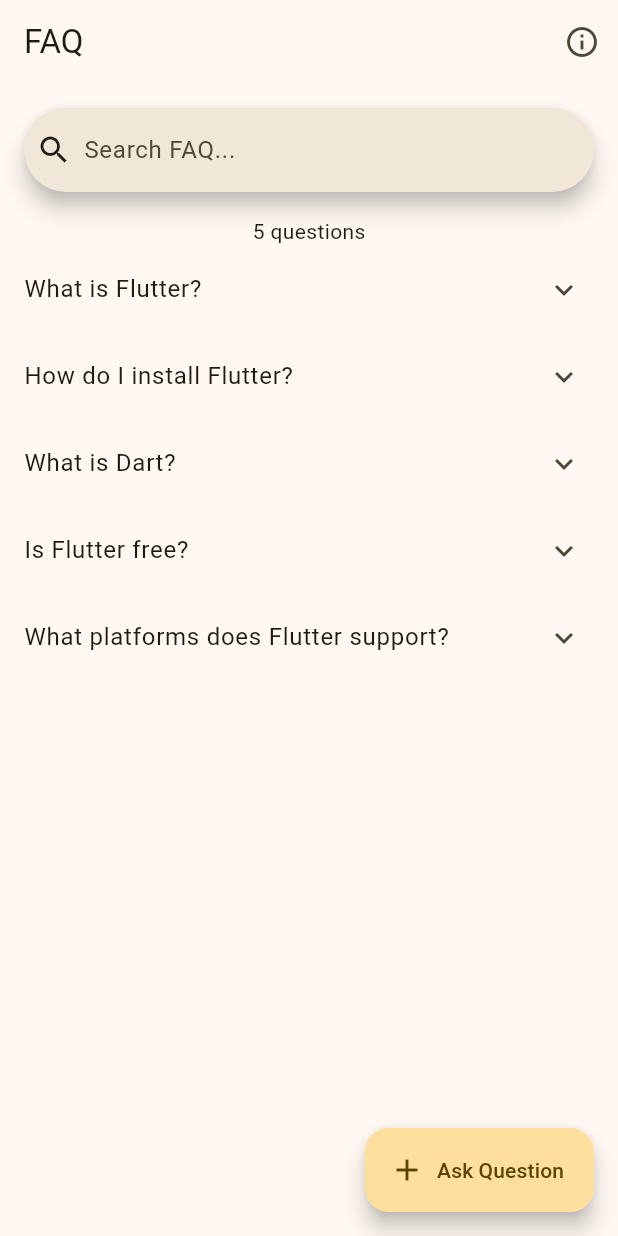
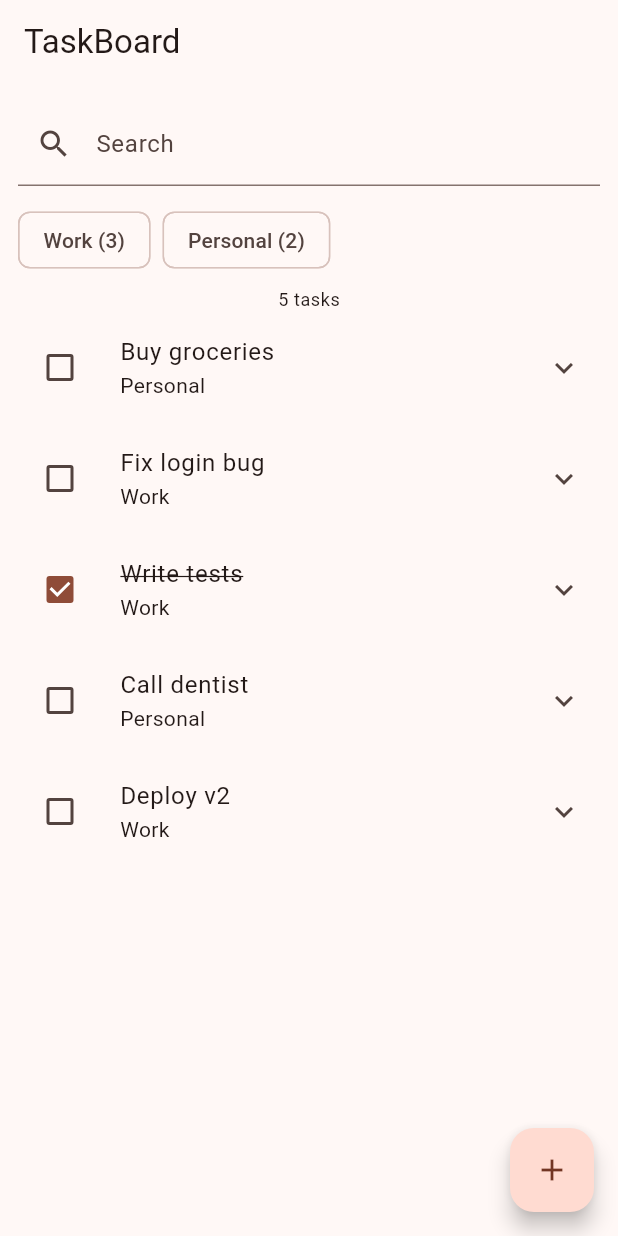
Before and after one commit to nicomoshi/iez, a Flutter app: the screen it shows after launch, on a phone screen of 412 x 824 dp. Run offline on Flutter 3.47's test engine with Material 3 defaults, Android fonts, the phone set to English and light mode, and no system bars.

Commit message:
test: Apps 59-61 — StepperTable/WidgetMix/TaskBoard (89 assertions, 100%)
Co-Authored-By: Claude Opus 4.6 (1M context) <noreply@anthropic.com>

```diff
--- a/test_app/lib/main.dart
+++ b/test_app/lib/main.dart
@@ -1,169 +1,112 @@
 import 'package:flutter/material.dart';
-
-void main() => runApp(const ExpandablePanelApp());
-
-class ExpandablePanelApp extends StatelessWidget {
-  const ExpandablePanelApp({super.key});
-
+void main() => runApp(const App61());
+class App61 extends StatelessWidget {
+  const App61({super.key});
   @override
   Widget build(BuildContext context) {
     return MaterialApp(
-      title: 'Expandable Panel Test',
-      theme: ThemeData(colorSchemeSeed: Colors.amber, useMaterial3: true),
-      home: const FAQPage(),
+      title: 'TaskBoard',
+      theme: ThemeData(colorSchemeSeed: Colors.deepOrange, useMaterial3: true),
+      home: const TaskBoardHome(),
     );
   }
 }
-
-class FAQPage extends StatefulWidget {
-  const FAQPage({super.key});
+class TaskBoardHome extends StatefulWidget {
+  const TaskBoardHome({super.key});
   @override
-  State<FAQPage> createState() => _FAQPageState();
+  State<TaskBoardHome> createState() => _TaskBoardHomeState();
 }
-
-class _FAQPageState extends State<FAQPage> {
-  final _faqs = [
-    _FAQ('What is Flutter?', 'Flutter is a UI toolkit for building natively compiled applications.'),
-    _FAQ('How do I install Flutter?', 'Download the SDK from flutter.dev and add it to your PATH.'),
-    _FAQ('What is Dart?', 'Dart is a client-optimized programming language for apps on multiple platforms.'),
-    _FAQ('Is Flutter free?', 'Yes, Flutter is free and open source.'),
-    _FAQ('What platforms does Flutter support?', 'Flutter supports iOS, Android, Web, Windows, macOS, and Linux.'),
+class _TaskBoardHomeState extends State<TaskBoardHome> {
+  final List<Map<String, dynamic>> _tasks = [
+    {'title': 'Buy groceries', 'category': 'Personal', 'done': false},
+    {'title': 'Fix login bug', 'category': 'Work', 'done': false},
+    {'title': 'Write tests', 'category': 'Work', 'done': true},
+    {'title': 'Call dentist', 'category': 'Personal', 'done': false},
+    {'title': 'Deploy v2', 'category': 'Work', 'done': false},
   ];
-
+  final Set<String> _selectedFilters = {};
   String _searchQuery = '';
-
-  List<_FAQ> get _filtered =>
-    _searchQuery.isEmpty ? _faqs : _faqs.where((f) =>
-      f.question.toLowerCase().contains(_searchQuery.toLowerCase()) ||
-      f.answer.toLowerCase().contains(_searchQuery.toLowerCase())
-    ).toList();
-
-  @override
-  Widget build(BuildContext context) {
-    return Scaffold(
-      appBar: AppBar(
-        title: const Text('FAQ'),
-        actions: [
-          IconButton(
-            icon: const Icon(Icons.info_outline),
-            tooltip: 'About',
-            onPressed: () {
-              Navigator.push(context, MaterialPageRoute(builder: (_) => const AboutPage()));
-            },
-          ),
-        ],
-      ),
-      body: Column(
-        children: [
-          Padding(
-            padding: const EdgeInsets.all(16),
-            child: SearchBar(
-              hintText: 'Search FAQ...',
-              leading: const Icon(Icons.search),
-              onChanged: (v) => setState(() => _searchQuery = v),
-            ),
-          ),
-          Padding(
-            padding: const EdgeInsets.symmetric(horizontal: 16),
-            child: Text('${_filtered.length} questions'),
-          ),
-          Expanded(
-            child: ListView(
-              children: _filtered.map((faq) => ExpansionTile(
-                title: Text(faq.question),
-                children: [
-                  Padding(
-                    padding: const EdgeInsets.all(16),
-                    child: Text(faq.answer),
-                  ),
-                  Padding(
-                    padding: const EdgeInsets.only(left: 16, bottom: 16),
-                    child: Row(
-                      children: [
-                        TextButton.icon(
-                          onPressed: () => setState(() => faq.helpful = !faq.helpful),
-                          icon: Icon(faq.helpful ? Icons.thumb_up : Icons.thumb_up_outlined),
-                          label: Text(faq.helpful ? 'Helpful' : 'Was this helpful?'),
-                        ),
-                      ],
-                    ),
-                  ),
-                ],
-              )).toList(),
-            ),
-          ),
-        ],
-      ),
-      floatingActionButton: FloatingActionButton.extended(
-        onPressed: () {
-          showDialog(
-            context: context,
-            builder: (ctx) {
-              final qCtrl = TextEditingController();
-              return AlertDialog(
-                title: const Text('Ask a Question'),
-                content: TextField(
-                  controller: qCtrl,
-                  decoration: const InputDecoration(labelText: 'Your question'),
-                ),
-                actions: [
-                  TextButton(onPressed: () => Navigator.pop(ctx), child: const Text('Cancel')),
-                  FilledButton(
-                    onPressed: () {
-                      if (qCtrl.text.isNotEmpty) {
-                        setState(() => _faqs.add(_FAQ(qCtrl.text, 'Answer pending...')));
-                      }
-                      Navigator.pop(ctx);
-                    },
-                    child: const Text('Submit'),
-                  ),
-                ],
-              );
-            },
-          );
-        },
-        icon: const Icon(Icons.add),
-        label: const Text('Ask Question'),
+  List<Map<String, dynamic>> get _filteredTasks {
+    return _tasks.where((t) {
+      final matchesFilter = _selectedFilters.isEmpty || _selectedFilters.contains(t['category']);
+      final matchesSearch = _searchQuery.isEmpty || (t['title'] as String).toLowerCase().contains(_searchQuery.toLowerCase());
+      return matchesFilter && matchesSearch;
+    }).toList();
+  }
+  void _addTask(String title, String category) {
+    setState(() => _tasks.add({'title': title, 'category': category, 'done': false}));
+  }
+  void _showAddSheet() {
+    String newTitle = '';
+    String newCategory = 'Personal';
+    showModalBottomSheet(context: context, isScrollControlled: true,
+      builder: (ctx) => Padding(
+        padding: EdgeInsets.only(bottom: MediaQuery.of(ctx).viewInsets.bottom, left: 16, right: 16, top: 16),
+        child: StatefulBuilder(builder: (ctx, setSheetState) => Column(mainAxisSize: MainAxisSize.min, children: [
+          Text('Add Task', style: Theme.of(ctx).textTheme.titleLarge),
+          const SizedBox(height: 16),
+          TextField(decoration: const InputDecoration(labelText: 'Task Title'), onChanged: (v) => newTitle = v),
+          const SizedBox(height: 12),
+          Row(children: [
+            ChoiceChip(label: const Text('Personal'), selected: newCategory == 'Personal',
+              onSelected: (_) => setSheetState(() => newCategory = 'Personal')),
+            const SizedBox(width: 8),
+            ChoiceChip(label: const Text('Work'), selected: newCategory == 'Work',
+              onSelected: (_) => setSheetState(() => newCategory = 'Work')),
+          ]),
+          const SizedBox(height: 16),
+          FilledButton(onPressed: () { if (newTitle.isNotEmpty) { _addTask(newTitle, newCategory); Navigator.pop(ctx); } },
+            child: const Text('Add')),
+          const SizedBox(height: 16),
+        ])),
       ),
     );
   }
-}
-
-class _FAQ {
-  String question;
-  String answer;
-  bool helpful;
-  _FAQ(this.question, this.answer, {this.helpful = false});
-}
-
-class AboutPage extends StatelessWidget {
-  const AboutPage({super.key});
-
   @override
   Widget build(BuildContext context) {
+    final filtered = _filteredTasks;
+    final workCount = _tasks.where((t) => t['category'] == 'Work').length;
+    final personalCount = _tasks.where((t) => t['category'] == 'Personal').length;
     return Scaffold(
-      appBar: AppBar(title: const Text('About')),
-      body: ListView(
-        padding: const EdgeInsets.all(16),
-        children: [
-          const Text('FAQ App', style: TextStyle(fontSize: 24, fontWeight: FontWeight.bold)),
-          const SizedBox(height: 8),
-          const Text('Version 1.0.0'),
-          const SizedBox(height: 16),
-          const Card(
-            child: ListTile(
-              leading: Icon(Icons.code),
-              title: Text('Built with Flutter'),
-              subtitle: Text('Material Design 3'),
+      appBar: AppBar(title: const Text('TaskBoard')),
+      floatingActionButton: FloatingActionButton(onPressed: _showAddSheet, child: const Icon(Icons.add)),
+      body: Column(children: [
+        Padding(padding: const EdgeInsets.all(12), child: TextField(
+          decoration: const InputDecoration(labelText: 'Search', prefixIcon: Icon(Icons.search)),
+          onChanged: (v) => setState(() => _searchQuery = v),
+        )),
+        Padding(padding: const EdgeInsets.symmetric(horizontal: 12), child: Row(children: [
+          FilterChip(label: Text('Work ($workCount)'), selected: _selectedFilters.contains('Work'),
+            onSelected: (v) => setState(() { v ? _selectedFilters.add('Work') : _selectedFilters.remove('Work'); })),
+          const SizedBox(width: 8),
+          FilterChip(label: Text('Personal ($personalCount)'), selected: _selectedFilters.contains('Personal'),
+            onSelected: (v) => setState(() { v ? _selectedFilters.add('Personal') : _selectedFilters.remove('Personal'); })),
+        ])),
+        const SizedBox(height: 8),
+        Padding(padding: const EdgeInsets.symmetric(horizontal: 16),
+          child: Text('${filtered.length} tasks', style: Theme.of(context).textTheme.bodySmall)),
+        Expanded(child: ListView.builder(itemCount: filtered.length, itemBuilder: (ctx, i) {
+          final task = filtered[i];
+          return Dismissible(
+            key: ValueKey(task['title']),
+            background: Container(color: Colors.red, alignment: Alignment.centerRight,
+              padding: const EdgeInsets.only(right: 16), child: const Icon(Icons.delete, color: Colors.white)),
+            direction: DismissDirection.endToStart,
+            onDismissed: (_) {
+              setState(() => _tasks.remove(task));
+              ScaffoldMessenger.of(context).showSnackBar(SnackBar(content: Text('Deleted "${task['title']}"')));
+            },
+            child: ExpansionTile(
+              leading: Checkbox(value: task['done'] as bool, onChanged: (v) => setState(() => task['done'] = v)),
+              title: Text(task['title'] as String,
+                style: TextStyle(decoration: (task['done'] as bool) ? TextDecoration.lineThrough : null)),
+              subtitle: Text(task['category'] as String),
+              children: [Padding(padding: const EdgeInsets.all(16),
+                child: Text('Category: ${task['category']}\nStatus: ${task['done'] ? "Done" : "Pending"}'))],
             ),
-          ),
-          const SizedBox(height: 16),
-          OutlinedButton(
-            onPressed: () => Navigator.pop(context),
-            child: const Text('Go Back'),
-          ),
-        ],
-      ),
+          );
+        })),
+      ]),
     );
   }
 }
```
Also changed, not shown: 1 other file.
